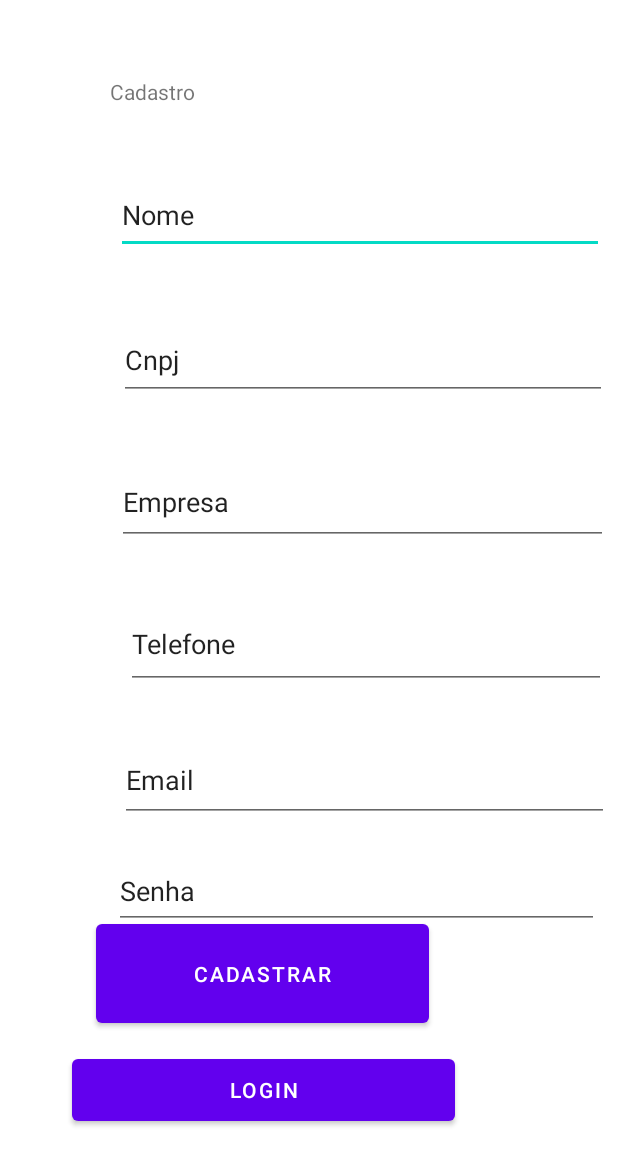
After one commit to carolinenandes/Capitale, an Android app: the CadastroActivity screen opened directly, with no data from a screen before it, on a phone screen of 412 x 824 dp. The commit adds this screen. Shown: the top 1165 px of the screen. Run offline under Robolectric (Android 15) with nearby library versions, the phone set to English and light mode, and no system bars.

Commit message:
Adicionado login e cadastro funcionais.

```diff
--- a/app/src/main/AndroidManifest.xml
+++ b/app/src/main/AndroidManifest.xml
@@ -20,6 +20,9 @@
             <meta-data
                 android:name="android.app.lib_name"
                 android:value="" />
+        </activity>
+        <activity android:name=".CadastroActivity">
+
         </activity>
         <activity
             android:name=".ProdActivity"
--- /dev/null
+++ b/app/src/main/java/com/example/tcc20/CadastroActivity.java
@@ -0,0 +1,99 @@
+package com.example.tcc20;
+
+import androidx.appcompat.app.AppCompatActivity;
+
+import android.content.ContentValues;
+import android.content.Intent;
+import android.database.sqlite.SQLiteDatabase;
+import android.os.Bundle;
+import android.util.Log;
+import android.view.View;
+import android.widget.Button;
+import android.widget.EditText;
+import android.widget.TextView;
+import android.widget.Toast;
+
+
+public class CadastroActivity extends AppCompatActivity {
+    //cadastro
+    Button cadastrar;
+    TextView entrar;
+    EditText nome, cnpj, telefone, email, academia, senha;
+    public BancoDeDados banco;
+
+    @Override
+    protected void onCreate(Bundle savedInstanceState) {
+        super.onCreate(savedInstanceState);
+        setContentView(R.layout.activity_cadastro);
+
+        banco = new BancoDeDados(this);
+
+        cadastrar = findViewById(R.id.btnCadastrar);
+        entrar = findViewById(R.id.btnEntrar);
+
+        // Método para ir para a activity de login
+        entrar.setOnClickListener(new View.OnClickListener() {
+            @Override
+            public void onClick(View view) {
+                Intent intent = new Intent(CadastroActivity.this, Login.class);
+                startActivity(intent);
+            }
+        });
+
+        nome = findViewById(R.id.lblNome);
+        cnpj = findViewById(R.id.lblCnpj);
+        senha = findViewById(R.id.lblSenha);
+        telefone = findViewById(R.id.lblTel);
+        email = findViewById(R.id.lblEmail);
+        academia = findViewById(R.id.lblAcademia);
+
+        // Método para cadastrar conta
+        findViewById(R.id.btnCadastrar).setOnClickListener(new View.OnClickListener() {
+            @Override
+            public void onClick(View view) {
+                String nome_usuario = nome.getText().toString();
+                String nome_empresa = academia.getText().toString();
+                String senha_usuario = senha.getText().toString();
+                String email_usuario = email.getText().toString();
+                String cnpj_ = cnpj.getText().toString();
+                String telefone_ = telefone.getText().toString();
+
+                Usuario novoUsuario = new Usuario(nome_usuario, nome_empresa, senha_usuario, email_usuario, cnpj_, telefone_);
+                novoUsuario.setId_usuario(-1); // Definir o id_usuario separadamente
+
+
+                try {
+                    adicionarUsuarioNoBanco(novoUsuario);
+                    Intent trocar = new Intent(CadastroActivity.this, MainActivity.class);
+                    startActivity(trocar);
+                } catch (Exception e) {
+                    // Exibir uma mensagem de erro amigável ao usuário
+                    Toast.makeText(CadastroActivity.this, "Erro ao cadastrar usuário: " + e.getMessage(), Toast.LENGTH_SHORT).show();
+
+                    // Logar o erro para depuração
+                    Log.e("CadastroActivity", "Erro ao cadastrar usuário", e);
+                }
+            }
+        });
+    }
+
+    // Método de inserir dados na tabela utilizando BD
+    private void adicionarUsuarioNoBanco(Usuario usuario) throws Exception {
+        SQLiteDatabase db = banco.getWritableDatabase();
+
+        ContentValues values = new ContentValues();
+        values.put("NOME_USUARIO", usuario.getNome_usuario());
+        values.put("NOME_EMPRESA", usuario.getNome_empresa());
+        values.put("SENHA_USUARIO", usuario.getSenha_usuario()); // Corrigido para "SENHA_USUARIO"
+        values.put("EMAIL_USUARIO", usuario.getEmail_usuario());
+        values.put("CNPJ_USUARIO", usuario.getCnpj());
+        values.put("TELEFONE_EMPRESA", usuario.getTelefone());
+
+        long newRowId = db.insert("TB_USUARIO", null, values);
+        db.close();
+
+        if (newRowId == -1) {
+            throw new Exception("Erro ao inserir usuário no banco de dados.");
+        }
+    }
+}
--- a/app/src/main/java/com/example/tcc20/MainActivity.java
+++ b/app/src/main/java/com/example/tcc20/MainActivity.java
@@ -23,7 +23,7 @@ public class MainActivity extends AppCompatActivity {
         button1.setOnClickListener(new View.OnClickListener() {
             @Override
             public void onClick(View view) {
-                Intent it = new Intent(MainActivity.this, Login.class);
+                Intent it = new Intent(MainActivity.this, CadastroActivity.class);
 
                 startActivity(it);
             }
--- /dev/null
+++ b/app/src/main/res/layout/activity_cadastro.xml
@@ -0,0 +1,111 @@
+<?xml version="1.0" encoding="utf-8"?>
+<androidx.constraintlayout.widget.ConstraintLayout xmlns:android="http://schemas.android.com/apk/res/android"
+    xmlns:app="http://schemas.android.com/apk/res-auto"
+    xmlns:tools="http://schemas.android.com/tools"
+    android:layout_width="match_parent"
+    android:layout_height="match_parent"
+    tools:context=".MainActivity">
+
+    <TextView
+        android:id="@+id/textView"
+        android:layout_width="325dp"
+        android:layout_height="37dp"
+        android:layout_marginStart="73dp"
+        android:layout_marginTop="51dp"
+        android:text="Cadastro"
+        app:layout_constraintStart_toStartOf="parent"
+        app:layout_constraintTop_toTopOf="parent" />
+
+    <Button
+        android:id="@+id/btnCadastrar"
+        android:layout_width="222dp"
+        android:layout_height="78dp"
+        android:layout_marginStart="64dp"
+        android:layout_marginBottom="136dp"
+        android:text="Cadastrar"
+        app:layout_constraintBottom_toBottomOf="parent"
+        app:layout_constraintStart_toStartOf="parent" />
+
+    <EditText
+        android:id="@+id/lblNome"
+        android:layout_width="325dp"
+        android:layout_height="51dp"
+        android:layout_marginStart="77dp"
+        android:layout_marginTop="29dp"
+        android:ems="10"
+        android:inputType="textPersonName"
+        android:text="Nome"
+        app:layout_constraintStart_toStartOf="parent"
+        app:layout_constraintTop_toBottomOf="@+id/textView" />
+
+    <EditText
+        android:id="@+id/lblCnpj"
+        android:layout_width="325dp"
+        android:layout_height="53dp"
+        android:layout_marginStart="79dp"
+        android:layout_marginTop="44dp"
+        android:ems="10"
+        android:inputType="textPersonName"
+        android:text="Cnpj"
+        app:layout_constraintStart_toStartOf="parent"
+        app:layout_constraintTop_toBottomOf="@+id/lblNome" />
+
+    <EditText
+        android:id="@+id/lblAcademia"
+        android:layout_width="327dp"
+        android:layout_height="57dp"
+        android:layout_marginStart="78dp"
+        android:layout_marginTop="39dp"
+        android:ems="10"
+        android:inputType="textPersonName"
+        android:text="Empresa"
+        app:layout_constraintStart_toStartOf="parent"
+        app:layout_constraintTop_toBottomOf="@+id/lblCnpj" />
+
+    <EditText
+        android:id="@+id/lblTel"
+        android:layout_width="320dp"
+        android:layout_height="60dp"
+        android:layout_marginStart="84dp"
+        android:layout_marginTop="36dp"
+        android:ems="10"
+        android:inputType="textPersonName"
+        android:text="Telefone"
+        app:layout_constraintStart_toStartOf="parent"
+        app:layout_constraintTop_toBottomOf="@+id/lblAcademia" />
+
+    <EditText
+        android:id="@+id/lblEmail"
+        android:layout_width="326dp"
+        android:layout_height="55dp"
+        android:layout_marginStart="80dp"
+        android:layout_marginTop="33dp"
+        android:ems="10"
+        android:inputType="textPersonName"
+        android:text="Email"
+        app:layout_constraintStart_toStartOf="parent"
+        app:layout_constraintTop_toBottomOf="@+id/lblTel" />
+
+    <EditText
+        android:id="@+id/lblSenha"
+        android:layout_width="323dp"
+        android:layout_height="50dp"
+        android:layout_marginStart="76dp"
+        android:layout_marginTop="21dp"
+        android:ems="10"
+        android:inputType="textPersonName"
+        android:text="Senha"
+        app:layout_constraintStart_toStartOf="parent"
+        app:layout_constraintTop_toBottomOf="@+id/lblEmail" />
+
+    <Button
+        android:id="@+id/btnEntrar"
+        android:layout_width="255dp"
+        android:layout_height="53dp"
+        android:layout_marginStart="48dp"
+        android:layout_marginTop="12dp"
+        android:text="Login"
+        app:layout_constraintStart_toStartOf="parent"
+        app:layout_constraintTop_toBottomOf="@+id/btnCadastrar" />
+
+</androidx.constraintlayout.widget.ConstraintLayout>
```
Also changed, not shown: app/src/main/java/com/example/tcc20/Usuario.java (added, +124 -0 lines), app/src/main/res/layout/activity_login.xml (added, +44 -0 lines).
